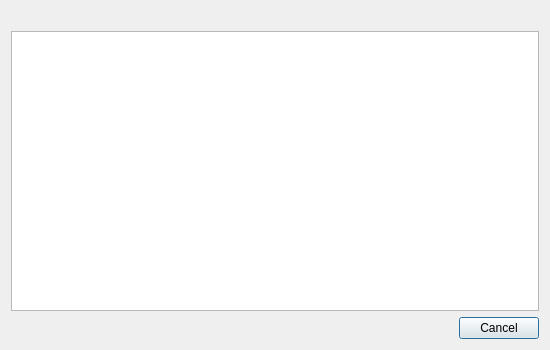
Old version of the form bookdialog.ui in the repository farinc/book-tracker.
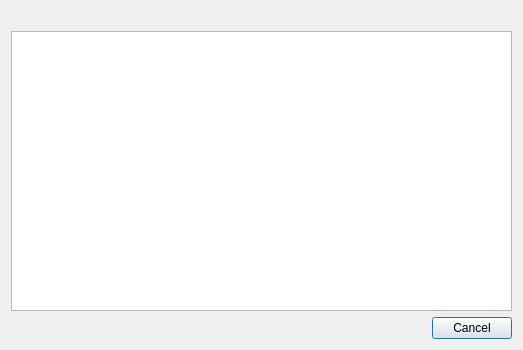
New version of the form.

What changed in the file:
```diff
--- a/bookdialog.ui
+++ b/bookdialog.ui
@@ -6,7 +6,7 @@
    <rect>
     <x>0</x>
     <y>0</y>
-    <width>550</width>
+    <width>523</width>
     <height>350</height>
    </rect>
   </property>
@@ -41,6 +41,9 @@
      <property name="selectionBehavior">
       <enum>QAbstractItemView::SelectItems</enum>
      </property>
+     <property name="sortingEnabled">
+      <bool>true</bool>
+     </property>
      <attribute name="headerDefaultSectionSize">
       <number>100</number>
      </attribute>
```
